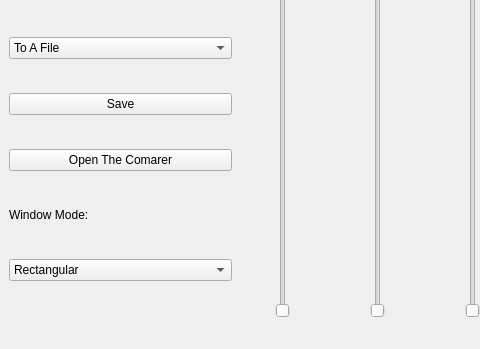
The window that UI.ui (ASquaredM/KawaiiDevs-Eq) describes before a commit, drawn with Qt 5; both pictures show x 0 to 480 and y 428 to 777 of the 1191 by 777 pixel window.
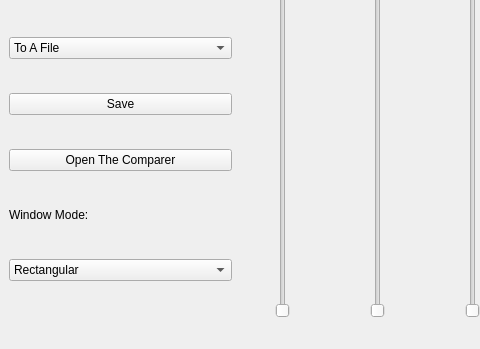
The same window after the commit. Custom widgets are drawn as their Qt base class.

What changed in the file:
```diff
--- a/UI.ui
+++ b/UI.ui
@@ -98,7 +98,7 @@
           <item>
            <widget class="QPushButton" name="CompareButton">
             <property name="text">
-             <string>Open The Comarer</string>
+             <string>Open The Comparer</string>
             </property>
            </widget>
           </item>
```
